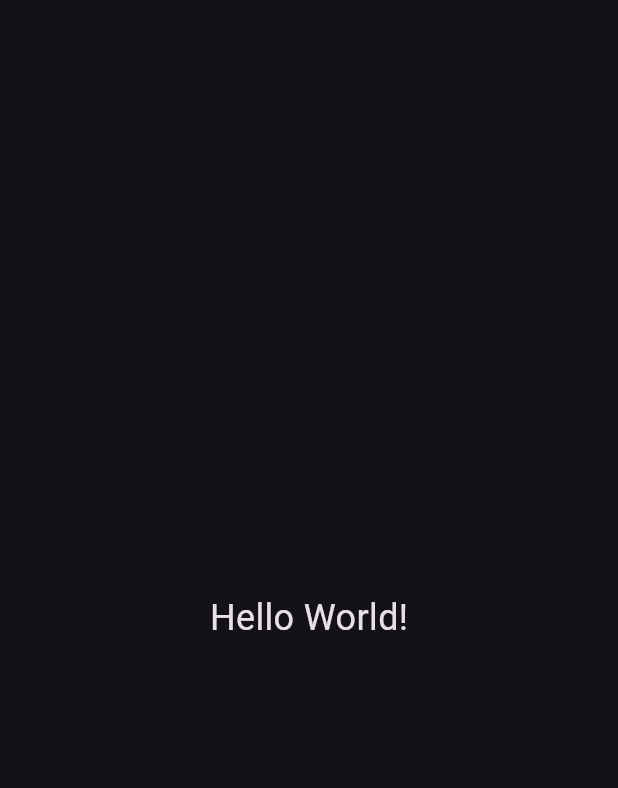
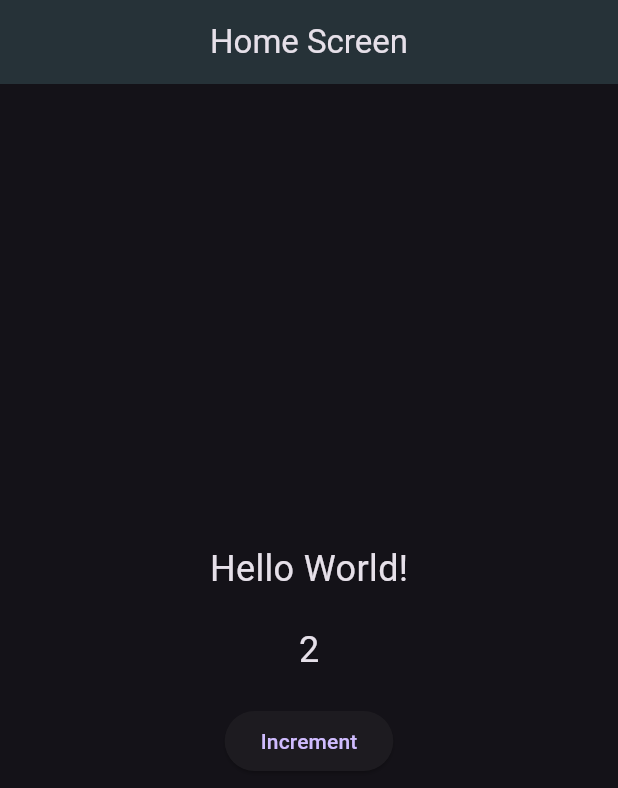
Before and after one commit to sobrinojulian/flutter, a Flutter app: the screen it shows after launch, on a phone screen of 412 x 824 dp. Shown: the top 788 px of the screen. Run offline on Flutter 3.47's test engine with Material 3 defaults, Android fonts, the phone set to English and light mode, and no system bars.

Commit message:
HomeScreen: increment button esqueleto

```diff
--- a/lib/main.dart
+++ b/lib/main.dart
@@ -13,7 +13,7 @@ class MainApp extends StatelessWidget {
     return MaterialApp(
       debugShowCheckedModeBanner: false,
       theme: ThemeData.dark(),
-      home: const home_screen(),
+      home: const HomeScreen(),
     );
   }
 }
--- a/lib/screens/home_screen.dart
+++ b/lib/screens/home_screen.dart
@@ -1,21 +1,44 @@
 import 'package:flutter/material.dart';
 
-class home_screen extends StatelessWidget {
-  const home_screen({
+class HomeScreen extends StatelessWidget {
+  const HomeScreen({
     super.key,
   });
 
   @override
   Widget build(BuildContext context) {
-    return const Scaffold(
+    return Scaffold(
+      appBar: AppBar(
+        title: const Text('Home Screen'),
+        centerTitle: true,
+        backgroundColor: Colors.blueGrey[900],
+      ),
       body: Center(
-        child: Text(
-          'Hello World!',
-          style: TextStyle(
-            fontSize: 24,
-          ),
+        child: Column(
+          mainAxisAlignment: MainAxisAlignment.center,
+          children: [
+            const Text(
+              'Hello World!',
+              style: TextStyle(
+                fontSize: 24,
+              ),
+            ),
+            const SizedBox(height: 20),
+            const Text(
+              '2',
+              style: TextStyle(
+                fontSize: 24,
+              )
+            ),
+            const SizedBox(height: 20),
+            ElevatedButton(onPressed: onPressed, child: const Text('Increment')),
+          ],
         ),
       ),
     );
   }
+
+  void onPressed() {
+
+  }
 }
```
